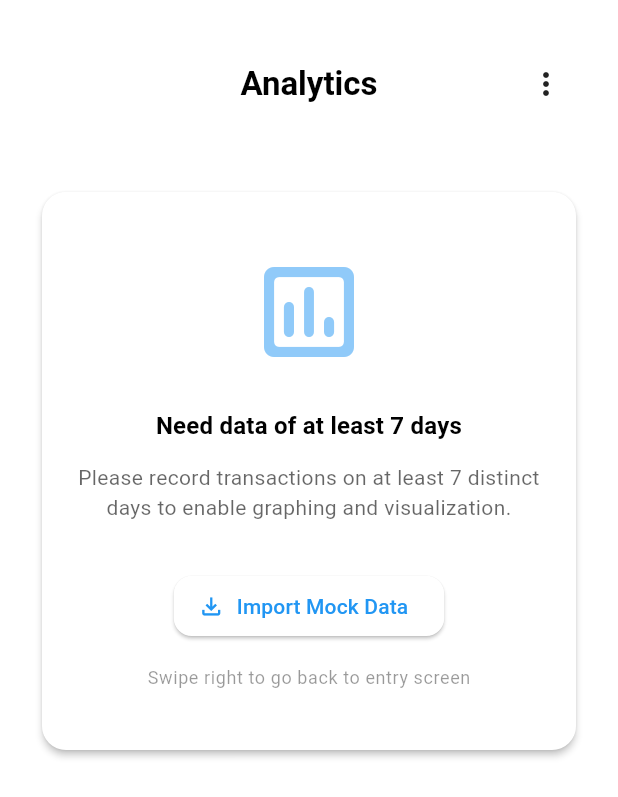
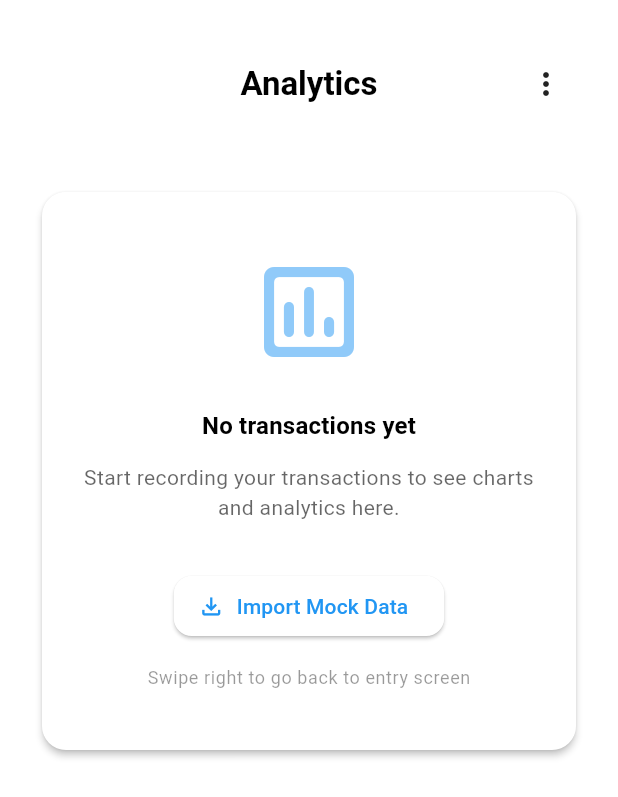
Before and after one commit to Adit-Exe/SpendBook, a Flutter app: the screen it shows after launch, swiped to page 2, on a phone screen of 412 x 824 dp. Shown: the top 797 px of the screen. Run offline on Flutter 3.47's test engine with Material 3 defaults, Android fonts, the phone set to English and light mode, and no system bars; drawn by our look-alikes of dynamic_color; our stand-ins replace file_picker, fl_chart, package_info_plus, sqflite; missing offline and left inert: excel; accounts and stored records are empty; network calls fail.

Commit message:
Remove 7-day minimum data requirement for analytics

```diff
--- a/lib/screens/visualisation_screen.dart
+++ b/lib/screens/visualisation_screen.dart
@@ -447,7 +447,7 @@ class _VisualisationScreenState extends State<VisualisationScreen> {
       body: SafeArea(
         child: _isLoading
             ? const Center(child: CircularProgressIndicator())
-            : _uniqueDatesCount < 7
+            : _filteredExpenses.isEmpty
                 ? _buildEmptyState()
                 : _buildAnalyticsView(),
       ),
@@ -479,7 +479,7 @@ class _VisualisationScreenState extends State<VisualisationScreen> {
                     ),
                     const SizedBox(height: 24),
                     Text(
-                      'Need data of at least 7 days',
+                      'No transactions yet',
                       style: theme.textTheme.titleMedium?.copyWith(
                         fontWeight: FontWeight.bold,
                       ),
@@ -487,7 +487,7 @@ class _VisualisationScreenState extends State<VisualisationScreen> {
                     ),
                     const SizedBox(height: 12),
                     Text(
-                      'Please record transactions on at least 7 distinct days to enable graphing and visualization.',
+                      'Start recording your transactions to see charts and analytics here.',
                       style: theme.textTheme.bodyMedium?.copyWith(
                         color: theme.colorScheme.onSurface.withValues(alpha: 0.6),
                       ),
```
